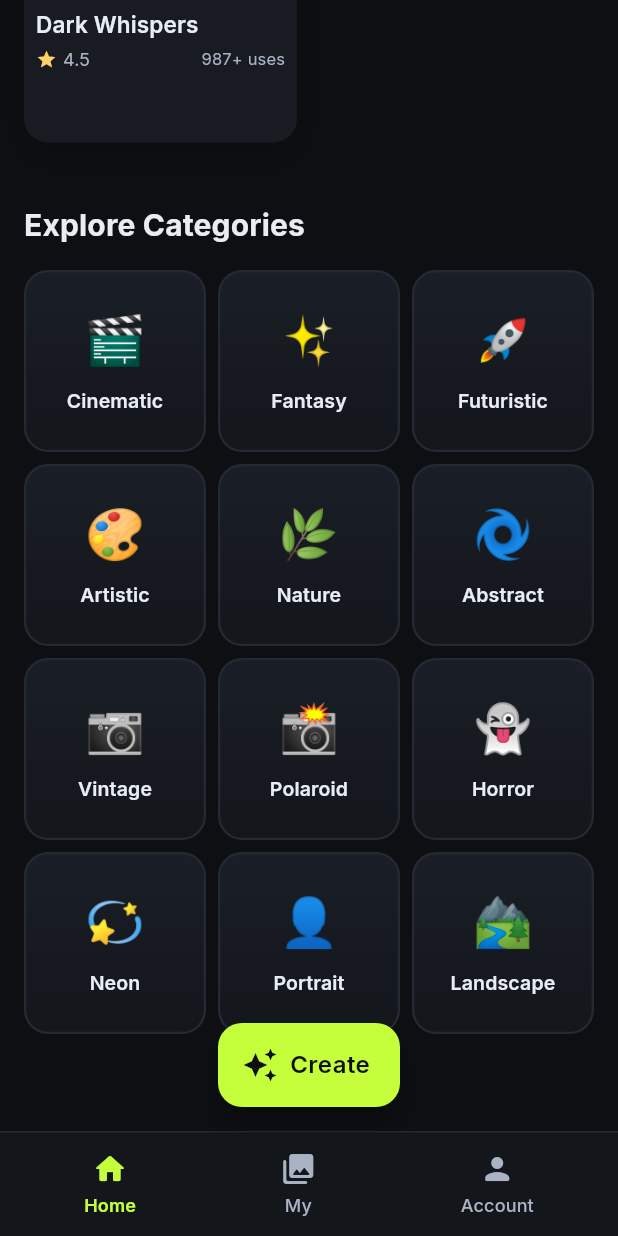
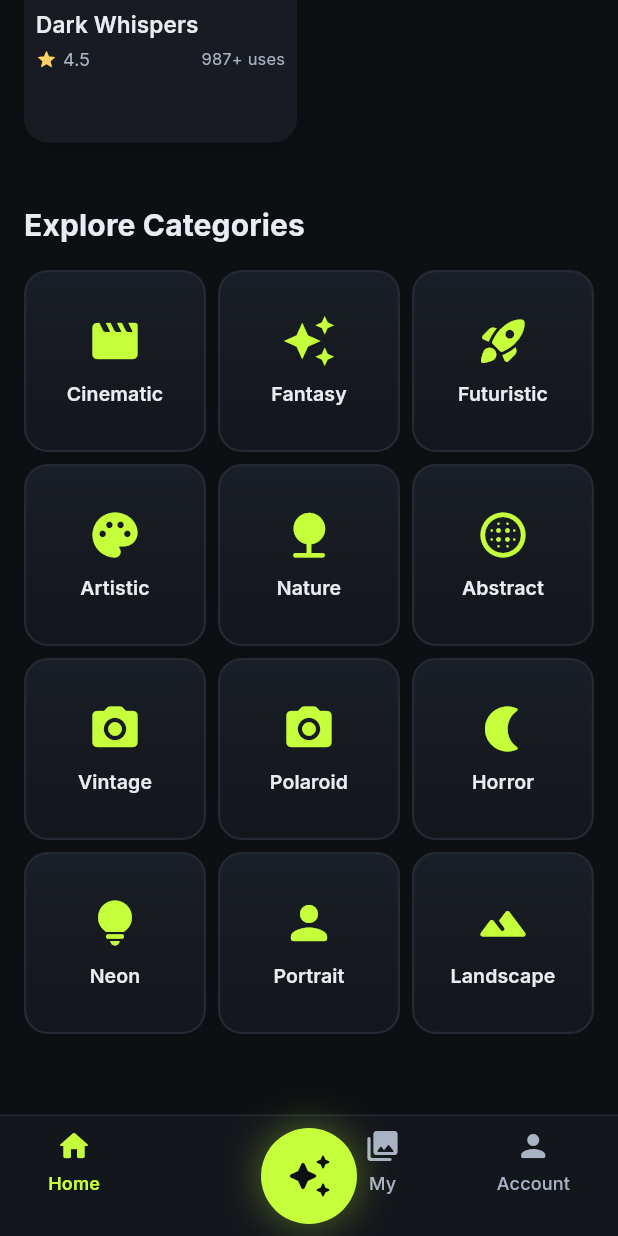
Before and after one commit to muratcankuruoffical/vidforce, a Flutter app: the HomeScreen screen opened by its route, scrolled down 1152 dp, on a phone screen of 412 x 824 dp. Run offline on Flutter 3.47's test engine with Material 3 defaults, Android fonts, the phone set to English and light mode, and no system bars; drawn by our look-alikes of flutter_animate; our stand-ins replace cached_network_image, flutter_riverpod, go_router, google_fonts, shimmer; network calls fail.

Commit message:
feat: Improve bottom navigation with elevated Create button and icon-based categories
- Replace FAB with elevated circular Create button in bottom navigation
  - Positioned in center with lime gradient glow
  - 64x64 rounded button with auto_awesome icon
  - More prominent and accessible than previous FAB

- Update Category entity from emoji to Material Icons
  - Changed emoji field to IconData icon
  - Added optional color field for customization
  - Better visual consistency with app design

- Update CategoryPill widget to display icons
  - Icon size 36 with lime color (or custom)
  - Cleaner, more professional look
  - Better accessibility

- Update mock data with Material Icons
  - Cinematic: movie_rounded
  - Fantasy: auto_awesome
  - Futuristic: rocket_launch_rounded
  - Artistic: palette_rounded
  - Nature: nature_rounded
  - Abstract: blur_circular_rounded
  - Vintage: camera_alt_rounded
  - Polaroid: photo_camera_rounded
  - Horror: nightlight_rounded
  - Neon: lightbulb_rounded
  - Portrait: person_rounded
  - Landscape: landscape_rounded

UI improvements:
- Bottom nav height increased to 80px for better ergonomics
- Create button elevated above other nav items
- Consistent icon theme throughout categories

```diff
--- a/lib/app/main_scaffold.dart
+++ b/lib/app/main_scaffold.dart
@@ -62,12 +62,12 @@ class _MainScaffoldState extends State<MainScaffold> {
           ),
         ),
         child: SafeArea(
-          child: Padding(
-            padding: const EdgeInsets.symmetric(
-              horizontal: AppSpacing.sm,
-              vertical: AppSpacing.xs,
-            ),
-            child: Row(
+          child: SizedBox(
+            height: 80,
+            child: Stack(
+              children: [
+                // Regular navigation items
+                Row(
                   mainAxisAlignment: MainAxisAlignment.spaceAround,
                   children: [
                     _NavItem(
@@ -76,6 +76,7 @@ class _MainScaffoldState extends State<MainScaffold> {
                       isSelected: _currentIndex == 0,
                       onTap: () => _onItemTapped(0),
                     ),
+                    const SizedBox(width: 80), // Space for Create button
                     _NavItem(
                       icon: Icons.photo_library_rounded,
                       label: 'My',
@@ -90,22 +91,53 @@ class _MainScaffoldState extends State<MainScaffold> {
                     ),
                   ],
                 ),
+                // Elevated Create button in center
+                Positioned(
+                  left: MediaQuery.of(context).size.width / 2 - 32,
+                  top: 8,
+                  child: Container(
+                    decoration: BoxDecoration(
+                      shape: BoxShape.circle,
+                      boxShadow: [
+                        BoxShadow(
+                          color: AppColors.lime.withOpacity(0.3),
+                          blurRadius: 20,
+                          spreadRadius: 2,
+                        ),
+                      ],
+                    ),
+                    child: Material(
+                      color: AppColors.lime,
+                      shape: const CircleBorder(),
+                      child: InkWell(
+                        onTap: () {
+                          // Show template picker or scroll to templates
+                          if (_currentIndex == 0) {
+                            // Already on home, could scroll to templates section
+                          } else {
+                            context.go('/');
+                          }
+                        },
+                        customBorder: const CircleBorder(),
+                        child: Container(
+                          width: 64,
+                          height: 64,
+                          alignment: Alignment.center,
+                          child: const Icon(
+                            Icons.auto_awesome_rounded,
+                            color: AppColors.bg,
+                            size: 32,
                           ),
                         ),
                       ),
-      floatingActionButton: _currentIndex == 0
-          ? FloatingActionButton.extended(
-              onPressed: () {
-                // Scroll to templates section or show template picker
-              },
-              backgroundColor: AppColors.lime,
-              foregroundColor: AppColors.bg,
-              icon: const Icon(Icons.auto_awesome),
-              label: const Text('Create'),
-              elevation: 8,
-            )
-          : null,
-      floatingActionButtonLocation: FloatingActionButtonLocation.centerFloat,
+                    ),
+                  ),
+                ),
+              ],
+            ),
+          ),
+        ),
+      ),
     );
   }
 }
--- a/lib/domain/entities/category.dart
+++ b/lib/domain/entities/category.dart
@@ -1,14 +1,16 @@
+import 'package:flutter/material.dart';
+
 /// Template category
 class Category {
   final String id;
   final String name;
-  final String emoji;
-  final String? gradient;
+  final IconData icon;
+  final Color? color;
 
   const Category({
     required this.id,
     required this.name,
-    required this.emoji,
-    this.gradient,
+    required this.icon,
+    this.color,
   });
 }
```
Also changed, not shown: lib/core/widgets/category_pill.dart (+4 -3 lines), lib/data/api/mock_data.dart (+13 -12 lines). Lines whose indentation alone changed are shown as unchanged.
